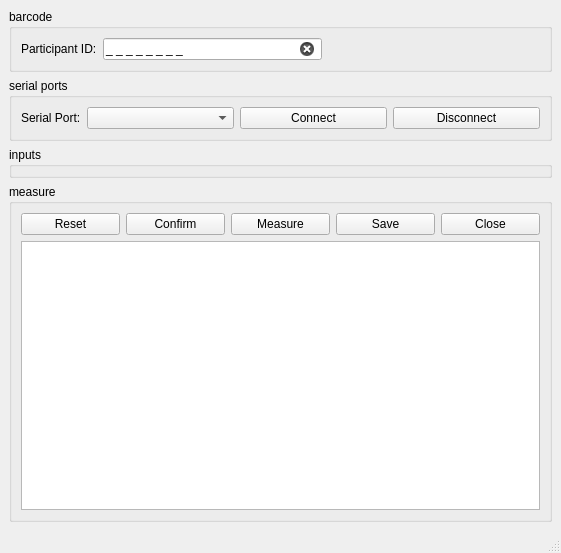
Above: src/prototype/BodyComposition/MainWindow.ui from inglis-dl/cypress before the change. Below: the same form after it.
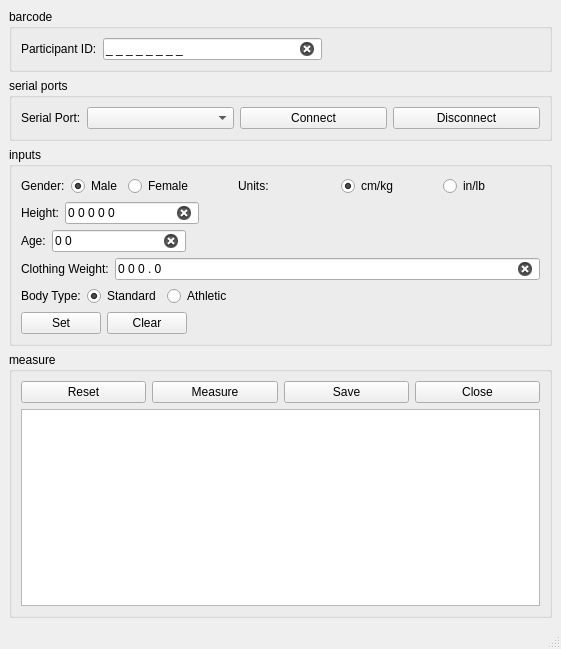
That is the form after the change.

Commit message: WIP: impl body comp analyzer - impl queue for sequential write requests to the serial port

The edit to the form file:
```diff
--- a/src/prototype/BodyComposition/MainWindow.ui
+++ b/src/prototype/BodyComposition/MainWindow.ui
@@ -7,7 +7,7 @@
     <x>0</x>
     <y>0</y>
     <width>561</width>
-    <height>553</height>
+    <height>649</height>
    </rect>
   </property>
   <property name="windowTitle">
@@ -120,41 +120,121 @@
       <property name="title">
        <string>inputs</string>
       </property>
-      <widget class="QWidget" name="">
-       <property name="geometry">
-        <rect>
-         <x>12</x>
-         <y>32</y>
-         <width>142</width>
-         <height>25</height>
-        </rect>
-       </property>
+      <layout class="QFormLayout" name="formLayout">
+       <item row="0" column="0">
        <layout class="QHBoxLayout" name="horizontalLayout_2">
         <item>
-         <widget class="QRadioButton" name="maleRadioButton">
+          <widget class="QLabel" name="label_5">
+           <property name="text">
+            <string>Gender:</string>
+           </property>
+          </widget>
+         </item>
+         <item>
+          <widget class="QRadioButton" name="maleRadio">
+           <property name="sizePolicy">
+            <sizepolicy hsizetype="Preferred" vsizetype="Preferred">
+             <horstretch>0</horstretch>
+             <verstretch>0</verstretch>
+            </sizepolicy>
+           </property>
           <property name="text">
            <string>Male</string>
           </property>
+           <property name="checked">
+            <bool>true</bool>
+           </property>
+           <property name="autoExclusive">
+            <bool>false</bool>
+           </property>
+           <attribute name="buttonGroup">
+            <string notr="true">genderGroup</string>
+           </attribute>
          </widget>
         </item>
         <item>
-         <widget class="QRadioButton" name="femaleRadioButton">
+          <widget class="QRadioButton" name="femaleRadio">
+           <property name="sizePolicy">
+            <sizepolicy hsizetype="Preferred" vsizetype="Preferred">
+             <horstretch>0</horstretch>
+             <verstretch>0</verstretch>
+            </sizepolicy>
+           </property>
           <property name="text">
            <string>Female</string>
           </property>
          </widget>
         </item>
        </layout>
-      </widget>
-      <widget class="QWidget" name="">
-       <property name="geometry">
-        <rect>
-         <x>12</x>
-         <y>63</y>
-         <width>181</width>
-         <height>27</height>
-        </rect>
-       </property>
+       </item>
+       <item row="0" column="1">
+        <layout class="QHBoxLayout" name="horizontalLayout_8">
+         <item>
+          <widget class="QLabel" name="label_6">
+           <property name="text">
+            <string>Units:</string>
+           </property>
+          </widget>
+         </item>
+         <item>
+          <widget class="QRadioButton" name="metricRadio">
+           <property name="text">
+            <string>cm/kg</string>
+           </property>
+           <property name="checked">
+            <bool>true</bool>
+           </property>
+           <property name="autoExclusive">
+            <bool>false</bool>
+           </property>
+           <attribute name="buttonGroup">
+            <string notr="true">unitsGroup</string>
+           </attribute>
+          </widget>
+         </item>
+         <item>
+          <widget class="QRadioButton" name="imperialRadio">
+           <property name="text">
+            <string>in/lb</string>
+           </property>
+           <property name="autoExclusive">
+            <bool>false</bool>
+           </property>
+           <attribute name="buttonGroup">
+            <string notr="true">unitsGroup</string>
+           </attribute>
+          </widget>
+         </item>
+        </layout>
+       </item>
+       <item row="1" column="0">
+        <layout class="QHBoxLayout" name="horizontalLayout_7">
+         <item>
+          <widget class="QLabel" name="label_3">
+           <property name="text">
+            <string>Height:</string>
+           </property>
+          </widget>
+         </item>
+         <item>
+          <widget class="QLineEdit" name="heightLineEdit">
+           <property name="sizePolicy">
+            <sizepolicy hsizetype="Preferred" vsizetype="Preferred">
+             <horstretch>0</horstretch>
+             <verstretch>0</verstretch>
+            </sizepolicy>
+           </property>
+           <property name="inputMask">
+            <string>D 9 9 9 9;0</string>
+           </property>
+           <property name="clearButtonEnabled">
+            <bool>true</bool>
+           </property>
+          </widget>
+         </item>
+        </layout>
+       </item>
+       <item row="2" column="0">
        <layout class="QHBoxLayout" name="horizontalLayout_4">
         <item>
          <widget class="QLabel" name="label">
@@ -164,45 +244,24 @@
          </widget>
         </item>
         <item>
-         <widget class="QLineEdit" name="ageLineEdit"/>
-        </item>
-       </layout>
-      </widget>
-      <widget class="QWidget" name="">
-       <property name="geometry">
-        <rect>
-         <x>12</x>
-         <y>96</y>
-         <width>174</width>
-         <height>25</height>
-        </rect>
-       </property>
-       <layout class="QHBoxLayout" name="horizontalLayout_5">
-        <item>
-         <widget class="QRadioButton" name="standardBodyTypeRadioButton">
-          <property name="text">
-           <string>Standard</string>
-          </property>
-         </widget>
-        </item>
-        <item>
-         <widget class="QRadioButton" name="athleticBodyTypeRadioButton">
-          <property name="text">
-           <string>Athletic</string>
+          <widget class="QLineEdit" name="ageLineEdit">
+           <property name="sizePolicy">
+            <sizepolicy hsizetype="Preferred" vsizetype="Preferred">
+             <horstretch>0</horstretch>
+             <verstretch>0</verstretch>
+            </sizepolicy>
+           </property>
+           <property name="inputMask">
+            <string>D 9;0</string>
+           </property>
+           <property name="clearButtonEnabled">
+            <bool>true</bool>
           </property>
          </widget>
         </item>
        </layout>
-      </widget>
-      <widget class="QWidget" name="">
-       <property name="geometry">
-        <rect>
-         <x>240</x>
-         <y>90</y>
-         <width>264</width>
-         <height>27</height>
-        </rect>
-       </property>
+       </item>
+       <item row="3" column="0" colspan="2">
        <layout class="QHBoxLayout" name="horizontalLayout_6">
         <item>
          <widget class="QLabel" name="label_2">
@@ -212,32 +271,88 @@
          </widget>
         </item>
         <item>
-         <widget class="QLineEdit" name="clothingWeightLineEdit"/>
-        </item>
-       </layout>
-      </widget>
-      <widget class="QWidget" name="">
-       <property name="geometry">
-        <rect>
-         <x>240</x>
-         <y>60</y>
-         <width>200</width>
-         <height>27</height>
-        </rect>
-       </property>
-       <layout class="QHBoxLayout" name="horizontalLayout_7">
+          <widget class="QLineEdit" name="clothingWeightLineEdit">
+           <property name="inputMask">
+            <string>D 9 9 . 0;0</string>
+           </property>
+           <property name="clearButtonEnabled">
+            <bool>true</bool>
+           </property>
+          </widget>
+         </item>
+        </layout>
+       </item>
+       <item row="4" column="0">
+        <layout class="QHBoxLayout" name="horizontalLayout_5">
+         <item>
+          <widget class="QLabel" name="label_4">
+           <property name="text">
+            <string>Body Type:</string>
+           </property>
+          </widget>
+         </item>
         <item>
-         <widget class="QLabel" name="label_3">
+          <widget class="QRadioButton" name="standardRadio">
+           <property name="sizePolicy">
+            <sizepolicy hsizetype="Preferred" vsizetype="Preferred">
+             <horstretch>0</horstretch>
+             <verstretch>0</verstretch>
+            </sizepolicy>
+           </property>
           <property name="text">
-           <string>Height:</string>
-          </property>
+            <string>Standard</string>
+           </property>
+           <property name="checked">
+            <bool>true</bool>
+           </property>
+           <property name="autoExclusive">
+            <bool>false</bool>
+           </property>
+           <attribute name="buttonGroup">
+            <string notr="true">bodyTypeGroup</string>
+           </attribute>
          </widget>
         </item>
         <item>
-         <widget class="QLineEdit" name="heightLineEdit"/>
-        </item>
-       </layout>
-      </widget>
+          <widget class="QRadioButton" name="athleticRadio">
+           <property name="sizePolicy">
+            <sizepolicy hsizetype="Preferred" vsizetype="Preferred">
+             <horstretch>0</horstretch>
+             <verstretch>0</verstretch>
+            </sizepolicy>
+           </property>
+           <property name="text">
+            <string>Athletic</string>
+           </property>
+           <property name="autoExclusive">
+            <bool>false</bool>
+           </property>
+           <attribute name="buttonGroup">
+            <string notr="true">bodyTypeGroup</string>
+           </attribute>
+          </widget>
+         </item>
+        </layout>
+       </item>
+       <item row="5" column="0">
+        <layout class="QHBoxLayout" name="horizontalLayout_9">
+         <item>
+          <widget class="QPushButton" name="setButton">
+           <property name="text">
+            <string>Set</string>
+           </property>
+          </widget>
+         </item>
+         <item>
+          <widget class="QPushButton" name="clearButton">
+           <property name="text">
+            <string>Clear</string>
+           </property>
+          </widget>
+         </item>
+        </layout>
+       </item>
+      </layout>
      </widget>
     </item>
     <item>
@@ -261,13 +376,6 @@
            </property>
           </widget>
          </item>
-         <item>
-          <widget class="QPushButton" name="confirmButton">
-           <property name="text">
-            <string>Confirm</string>
-           </property>
-          </widget>
-         </item>
          <item>
           <widget class="QPushButton" name="measureButton">
            <property name="text">
```
Left out of the diff: 11 changed lines with no effect on the pictures. Lines whose indentation alone changed are shown as unchanged. The commit also changes 7 other files.
